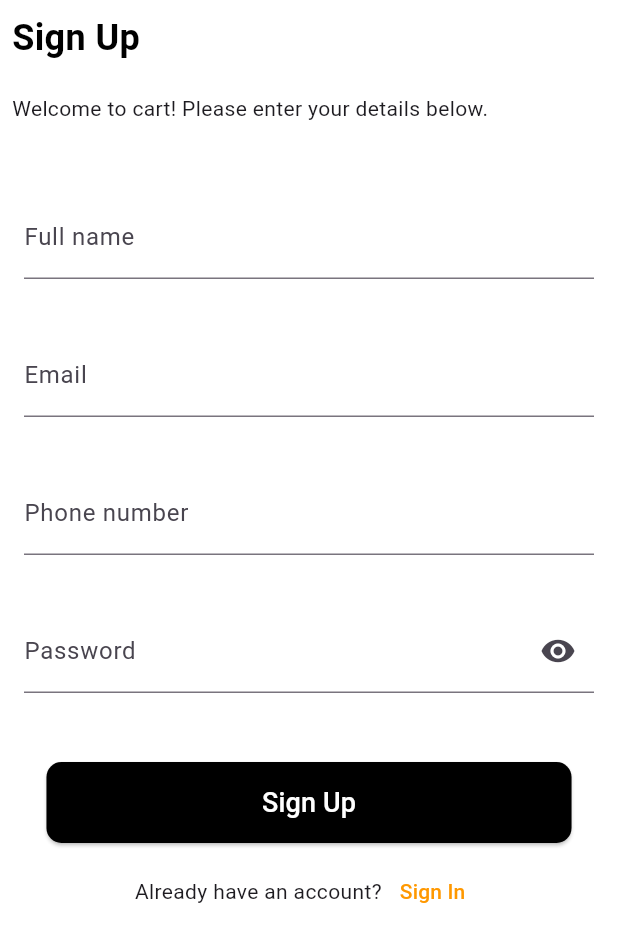
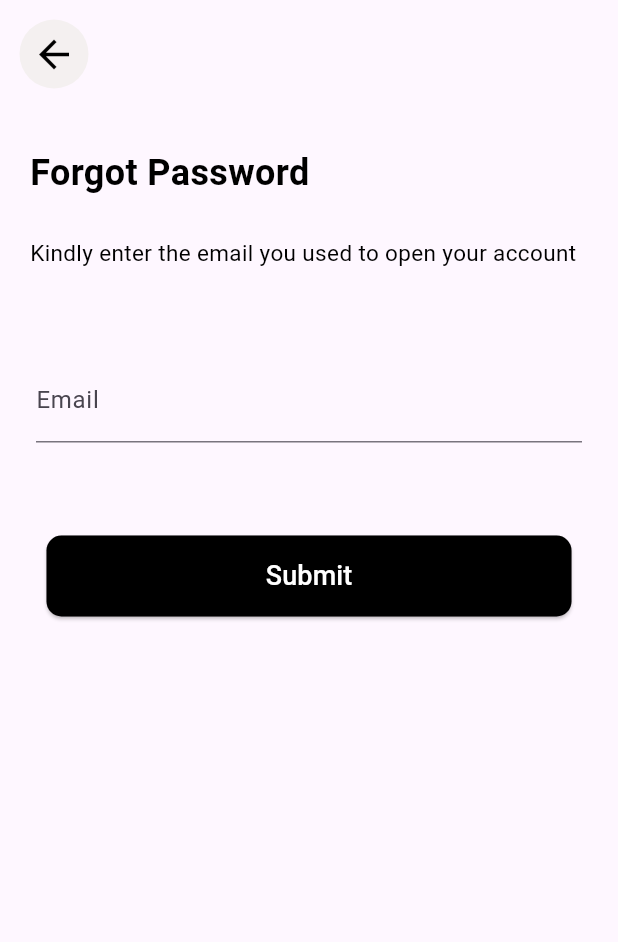
Before and after one commit to emmyliano/cart, a Flutter app: the screen it shows after launch, on a phone screen of 412 x 824 dp. Shown: the top 942 px of the screen. Run offline on Flutter 3.47's test engine with Material 3 defaults, Android fonts, the phone set to English and light mode, and no system bars.

Commit message:
Three screens done. Push and pop left

```diff
--- a/lib/forgot_password_screen.dart
+++ b/lib/forgot_password_screen.dart
@@ -0,0 +1,144 @@
+import 'package:flutter/material.dart';
+
+class ForgotPasswordScreen extends StatefulWidget {
+  const ForgotPasswordScreen({super.key});
+
+  @override
+  State<ForgotPasswordScreen> createState() => _ForgotPasswordScreenState();
+}
+
+class _ForgotPasswordScreenState extends State<ForgotPasswordScreen> {
+  @override
+  Widget build(BuildContext context) {
+    return Scaffold(
+      body: Padding(
+        padding: const EdgeInsets.all(12.0),
+        child: Column(
+          children: [
+            Row(
+              children: [
+                IconButton(
+                  iconSize: 30,
+                  style: ButtonStyle(
+                    shape: MaterialStateProperty.all<OutlinedBorder>(
+                      const CircleBorder(),
+                    ),
+                    backgroundColor:
+                      MaterialStateProperty.all<Color>(const Color.fromARGB(255, 244, 240, 240)),
+                  ),
+                  onPressed: () {},
+                  icon: const Icon(
+                    Icons.arrow_back,
+                    color: Colors.black,
+                  ),
+                ),
+              ],
+            ),
+
+            // White Space
+            const SizedBox(
+              height: 30,
+            ),
+
+
+            const Padding(
+              padding: EdgeInsets.all(8.0),
+              child: Row(
+                mainAxisAlignment: MainAxisAlignment.start,
+                children: [
+                  Text(
+                    'Forgot Password',
+                    style: TextStyle(
+                      color: Colors.black,
+                      fontWeight: FontWeight.bold,
+                      fontSize: 24.0,
+                    ),
+                  ),
+                ],
+              ),
+            ),
+
+            // White Space
+            const SizedBox(
+              height: 10,
+            ),
+
+
+            const Padding(
+              padding: EdgeInsets.all(8.0),
+              child: Row(
+                mainAxisAlignment: MainAxisAlignment.start,
+                children: [
+                  Text(
+                    'Kindly enter the email you used to open your account',
+                    style: TextStyle(
+                      color: Colors.black,
+                      fontSize: 15.0,
+                    ),
+                  ),
+                ],
+              ),
+            ),
+
+            // White Space
+            const SizedBox(
+              height: 40,
+            ),
+
+            Padding(
+              padding: const EdgeInsets.all(12.0),
+              child: TextField(
+                decoration: InputDecoration(
+                  //enabledBorder: ,
+                  labelText: 'Email',
+                  focusedBorder: OutlineInputBorder(
+                    borderSide: const BorderSide(
+                      width: 2.0,
+                    ),
+                    borderRadius: BorderRadius.circular(10),
+                  ),
+                )
+              ),
+            ),
+
+            // White Space
+            const SizedBox(
+              height: 50,
+            ),
+
+            SizedBox(
+              width: 350,
+              child: Row(
+                mainAxisAlignment: MainAxisAlignment.center,
+                children: [
+                  Expanded(
+                    child: ElevatedButton(
+                      onPressed: () {},
+                      style: ButtonStyle(
+                        shape: MaterialStateProperty.all<RoundedRectangleBorder>(
+                          RoundedRectangleBorder(
+                            borderRadius: BorderRadius.circular(10.0),
+                            side: const BorderSide(color: Colors.black12)
+                          )
+                        ),
+                        backgroundColor: MaterialStateProperty.all<Color>(Colors.black),
+                      ),
+                      child: const Text(
+                        'Submit',
+                        style: TextStyle(
+                          height: 3,
+                          fontSize: 18.0,
+                          color: Colors.white
+                          )
+                      )
+                    ),
+                  ),
+                ],
+              ),
+            ),
+          ],
+        ),
+      ),
+    );
+  }
+}
--- a/lib/main.dart
+++ b/lib/main.dart
@@ -1,6 +1,8 @@
 import 'package:flutter/material.dart';
 import 'sign_in_screen.dart'; // relative importing
 import 'sign_up_screen.dart';
+import 'forgot_password_screen.dart';
+
 
 void main() {
   runApp(const MyApp());
@@ -13,7 +15,7 @@ class MyApp extends StatelessWidget {
   Widget build(BuildContext context) {
     return const MaterialApp(
       debugShowCheckedModeBanner: false,
-      home: SignUpScreen(),
+      home: ForgotPasswordScreen(),
     );
   }
 }
```
Also changed, not shown: lib/former_main.dart (deleted, +0 -97 lines).
